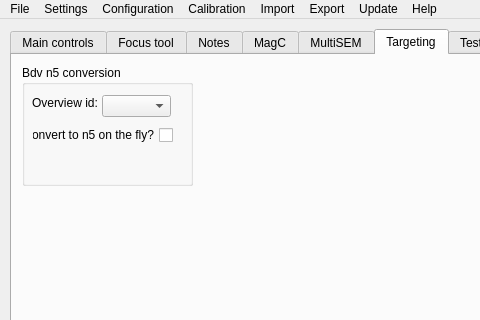
Old version of the form gui/main_window.ui in the repository SBEMimage/SBEMimage; both pictures show x 0 to 480 and y 0 to 320 of the 711 by 950 pixel window.
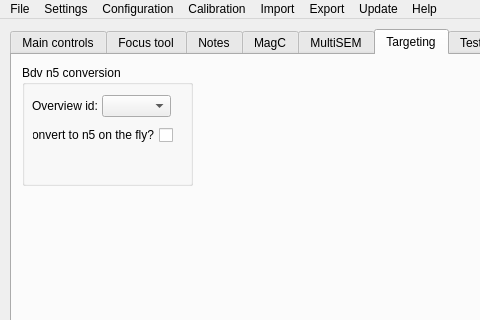
New version of the form. The open tabs and pages were chosen to show the change.

Commit message: update ov dropdown in targeting plugin

Diff of the .ui file:
```diff
--- a/gui/main_window.ui
+++ b/gui/main_window.ui
@@ -2462,8 +2462,8 @@
           <rect>
            <x>10</x>
            <y>30</y>
-           <width>101</width>
-           <height>16</height>
+           <width>71</width>
+           <height>21</height>
           </rect>
          </property>
          <property name="text">
```
The commit also changes 2 other files.
